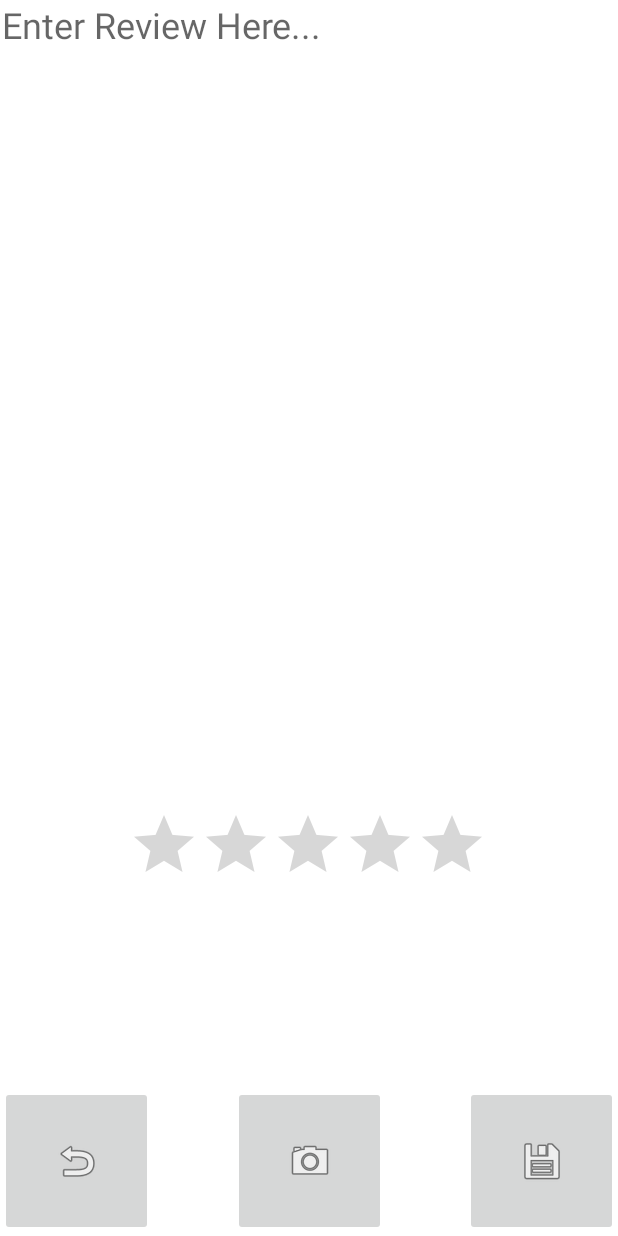
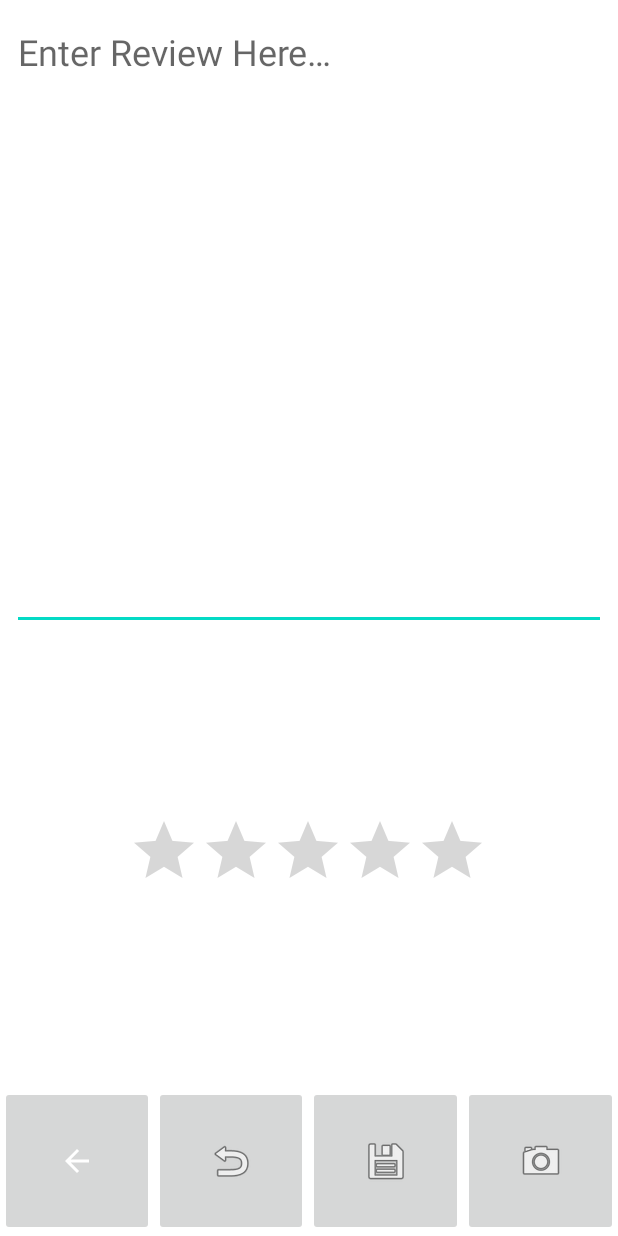
Before and after one commit to AdkersonJohn/ranchRatings_1.1, an Android app: the layout rating_fragment.xml on its own in the app's theme, with its tools: preview values and no code run, on a phone screen of 412 x 824 dp. Run offline under Robolectric (Android 15) with nearby library versions, the phone set to English and light mode, and no system bars.

Commit message:
mcqueecs Code Review 2 - Moved logic not relating to maps from MapsActivity to new MainActivity and fragment classes to keep better in line with MVVM paradigm - Changed default activity from MapsActivity to MainActivity - Implemented new back button on rating_fragment to move back to main screen without saving a rating - Moved rating_fragment buttons into LinearLayout - Changed TextView to EditView on rating_fragment, made sure text wrapped inside the component, and added padding and proper constraints so the text doesn't start slightly off-screen - Implemented synthetics so you don't have to do that annoying findViewById thing all the time - Preformed code reformats suggested by Android Studio

```diff
--- a/app/src/debug/res/values/google_maps_api.xml
+++ b/app/src/debug/res/values/google_maps_api.xml
@@ -20,5 +20,4 @@
     Once you have your key (it starts with "AIza"), replace the "google_maps_key"
     string in this file.
     -->
-    <string name="google_maps_key" templateMergeStrategy="preserve" translatable="false">AIzaSyBPeW5QzkAZ-PA6BGGH4Xa7BmVmBYPaJmE</string>
 </resources>
--- a/app/src/main/AndroidManifest.xml
+++ b/app/src/main/AndroidManifest.xml
@@ -16,7 +16,6 @@
         android:roundIcon="@mipmap/ic_launcher_round"
         android:supportsRtl="true"
         android:theme="@style/Theme.RanchRatings_11">
-        android:name="androidx.multidex.MultiDexApplication" >
         <!--
              The API key for Google Maps-based APIs is defined as a string resource.
              (See the file "res/values/google_maps_api.xml").
@@ -31,7 +30,8 @@
 
         <activity
             android:name=".MapsActivity"
-            android:label="@string/title_activity_maps">
+            android:label="@string/title_activity_maps" />
+        <activity android:name=".MainActivity">
             <intent-filter>
                 <action android:name="android.intent.action.MAIN" />
 
--- a/app/src/main/java/com/example/ranchratings_11/dto/User.kt
+++ b/app/src/main/java/com/example/ranchratings_11/dto/User.kt
@@ -1,4 +1,3 @@
 package com.example.ranchratings_11.dto
 
-data class User (val id : Int, val username: String, val password : String, var image : String){
-}
+data class User(val id: Int, val username: String, val password: String, var image: String)
--- a/app/src/main/res/layout/activity_maps.xml
+++ b/app/src/main/res/layout/activity_maps.xml
@@ -1,6 +1,5 @@
 <?xml version="1.0" encoding="utf-8"?>
 <fragment xmlns:android="http://schemas.android.com/apk/res/android"
-    xmlns:map="http://schemas.android.com/apk/res-auto"
     xmlns:tools="http://schemas.android.com/tools"
     android:id="@+id/map"
     android:name="com.google.android.gms.maps.SupportMapFragment"
--- a/app/src/main/res/layout/rating_fragment.xml
+++ b/app/src/main/res/layout/rating_fragment.xml
@@ -1,17 +1,23 @@
 <?xml version="1.0" encoding="utf-8"?>
 <androidx.constraintlayout.widget.ConstraintLayout xmlns:android="http://schemas.android.com/apk/res/android"
     xmlns:app="http://schemas.android.com/apk/res-auto"
-    xmlns:tools="http://schemas.android.com/tools"
-    android:id="@+id/reviewLayout"
     android:layout_width="match_parent"
     android:layout_height="match_parent">
 
-    <TextView
+    <EditText
         android:id="@+id/txtReview"
-        android:layout_width="410dp"
+        android:layout_width="0dp"
         android:layout_height="412dp"
-        android:hint="Enter Review Here..."
-        android:inputType="textLongMessage|textAutoCorrect|text"
+        android:layout_marginStart="8dp"
+        android:layout_marginLeft="8dp"
+        android:layout_marginTop="8dp"
+        android:layout_marginEnd="8dp"
+        android:layout_marginRight="8dp"
+        android:width="0dip"
+        android:autofillHints="review"
+        android:gravity="start|top"
+        android:hint="@string/enter_review_here"
+        android:inputType="textLongMessage|textAutoCorrect|textMultiLine|text|textImeMultiLine"
         android:textSize="24sp"
         app:drawableTint="#787272"
         app:layout_constraintEnd_toEndOf="parent"
@@ -23,35 +29,48 @@
         android:layout_width="wrap_content"
         android:layout_height="wrap_content"
         android:clickable="false"
-        app:layout_constraintBottom_toTopOf="@+id/btnCamera"
+        app:layout_constraintBottom_toTopOf="@+id/linearLayout3"
         app:layout_constraintEnd_toEndOf="parent"
         app:layout_constraintHorizontal_bias="0.497"
         app:layout_constraintStart_toStartOf="parent"
         app:layout_constraintTop_toBottomOf="@+id/txtReview" />
 
+    <LinearLayout
+        android:id="@+id/linearLayout3"
+        android:layout_width="match_parent"
+        android:layout_height="wrap_content"
+        android:orientation="horizontal"
+        app:layout_constraintBottom_toBottomOf="parent"
+        app:layout_constraintEnd_toEndOf="parent"
+        app:layout_constraintStart_toStartOf="parent">
+
         <ImageButton
-        android:id="@+id/btnUndo"
-        android:layout_width="102dp"
+            android:id="@+id/btnBack"
+            android:layout_width="0dp"
             android:layout_height="100dp"
-        app:layout_constraintBottom_toBottomOf="parent"
-        app:layout_constraintStart_toStartOf="parent"
+            android:layout_weight="1"
+            android:contentDescription="@string/go_back_to_the_main_screen"
+            app:srcCompat="@drawable/abc_vector_test" />
+
+        <ImageButton
+            android:layout_width="0dp"
+            android:layout_height="100dp"
+            android:layout_weight="1"
             app:srcCompat="@android:drawable/ic_menu_revert" />
 
         <ImageButton
             android:id="@+id/btnSave"
-        android:layout_width="102dp"
+            android:layout_width="0dp"
             android:layout_height="100dp"
-        app:layout_constraintBottom_toBottomOf="parent"
-        app:layout_constraintEnd_toEndOf="parent"
+            android:layout_weight="1"
+            android:contentDescription="@string/save_your_rating"
             app:srcCompat="@android:drawable/ic_menu_save" />
 
         <ImageButton
-        android:id="@+id/btnCamera"
-        android:layout_width="102dp"
+            android:layout_width="0dp"
             android:layout_height="100dp"
-        app:layout_constraintBottom_toBottomOf="parent"
-        app:layout_constraintEnd_toStartOf="@+id/btnSave"
-        app:layout_constraintStart_toEndOf="@+id/btnUndo"
+            android:layout_weight="1"
             app:srcCompat="@android:drawable/ic_menu_camera" />
+    </LinearLayout>
 
 </androidx.constraintlayout.widget.ConstraintLayout>
--- a/app/src/main/res/values/strings.xml
+++ b/app/src/main/res/values/strings.xml
@@ -5,4 +5,8 @@
     <string name="search">Search</string>
     <string name="profile">Profile</string>
     <string name="bottomHeading">Featured Ranch</string>
+    <string name="enter_review_here">Enter Review Here…</string>
+    <string name="go_back_to_the_main_screen">Go back to the main screen</string>
+    <string name="save_your_rating">Save your rating</string>
+    <string name="create_a_new_rating">Create a New Rating</string>
 </resources>
```
Also changed, not shown: app/build.gradle (+6 -3 lines), app/src/main/java/com/example/ranchratings_11/MainActivity.kt (added, +45 -0 lines), app/src/main/java/com/example/ranchratings_11/MapsActivity.kt (+10 -56 lines), app/src/main/java/com/example/ranchratings_11/dto/Institution.kt (+9 -2 lines), app/src/main/java/com/example/ranchratings_11/dto/Review.kt (+6 -2 lines), app/src/main/java/com/example/ranchratings_11/ui/main/MainFragment.kt (added, +33 -0 lines), app/src/main/java/com/example/ranchratings_11/ui/main/MainViewModel.kt (renamed from app/src/main/java/com/example/ranchratings_11/MainViewModel.kt, +7 -9 lines), app/src/main/java/com/example/ranchratings_11/ui/main/RatingFragment.kt (added, +49 -0 lines), app/src/main/res/layout/main_activity.xml (added, +7 -0 lines), app/src/main/res/layout/main_fragment.xml (+3 -7 lines), 1 other file. Lines whose indentation alone changed are shown as unchanged.
